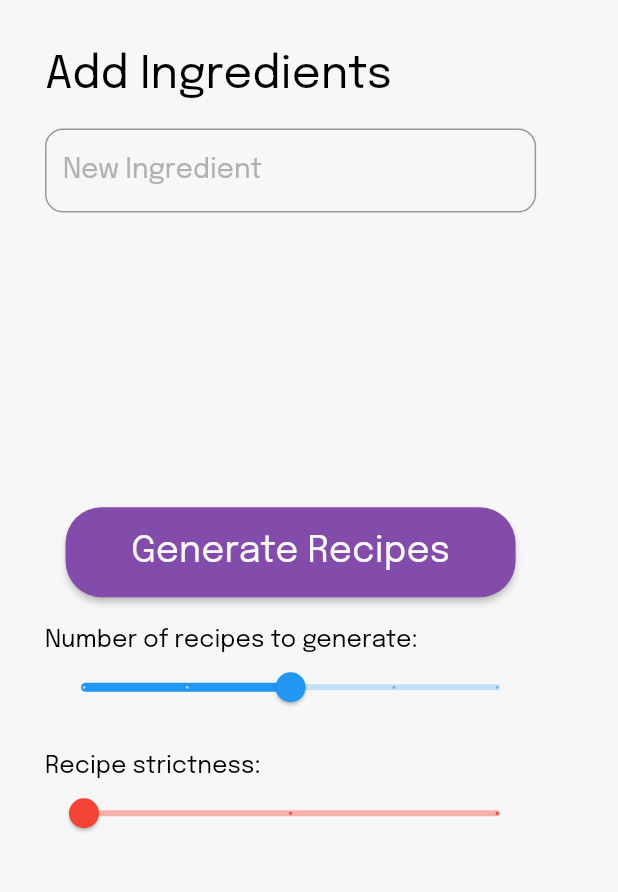
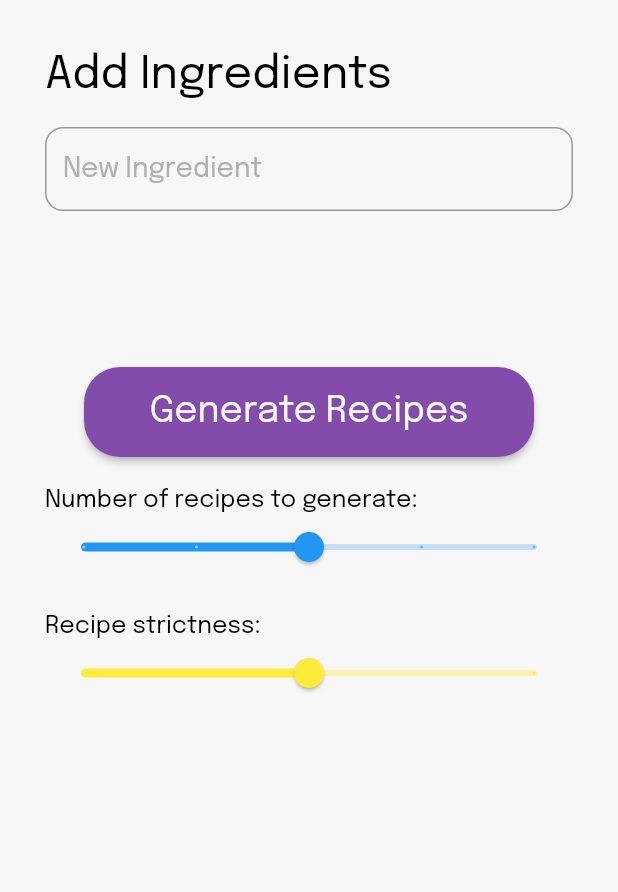
Before and after one commit to tbelyeu/ChefGPT, a Flutter app: the screen it shows after launch, on a phone screen of 412 x 824 dp, the part 62-954 px from its top. Run offline on Flutter 3.47's test engine with Material 2 defaults, Android fonts, the phone set to English and light mode, and no system bars; our stand-ins replace cloud_firestore, expandable, firebase_auth, firebase_core, flutter_dotenv, flutter_sticky_header and 2 more; missing offline and left inert: dart_openai; accounts and stored records are empty; statements that could not run were skipped.

Commit message:
New Recipes Layout for small screens fixed

```diff
--- a/lib/controllers/new_recipe_controller.dart
+++ b/lib/controllers/new_recipe_controller.dart
@@ -127,7 +127,7 @@ class NewRecipeController extends GetxController {
   updateNumberToGenerate(newValue) =>
       numberOfRecipesToGenerate.value = newValue;
 
-  var recipeStrictness = 1.0.obs;
+  var recipeStrictness = 2.0.obs;
   updatStrictness(newValue) => recipeStrictness.value = newValue;
 
   String strictnessLevelMessage(strictness) {
--- a/lib/main.dart
+++ b/lib/main.dart
@@ -20,7 +20,7 @@ Future main() async {
     options: DefaultFirebaseOptions.currentPlatform,
   );
 
-  await dotenv.load();
+  await dotenv.load(fileName: "dotenv");
   OpenAI.apiKey = dotenv.get("OPEN_AI_API_KEY");
 
   Get.put(SideMenuController());
--- a/lib/pages/new_recipe/widgets/add_ingredients_panel.dart
+++ b/lib/pages/new_recipe/widgets/add_ingredients_panel.dart
@@ -49,6 +49,7 @@ class AddIngredientsPanel extends StatelessWidget {
         Expanded(
           child: Obx(
             () => ListView.builder(
+              shrinkWrap: true,
               itemCount: newRecipeController.ingredientsList.length,
               itemBuilder: (context, index) {
                 final ingredient = newRecipeController.ingredientsList[index];
--- a/lib/pages/new_recipe/widgets/new_recipe_small.dart
+++ b/lib/pages/new_recipe/widgets/new_recipe_small.dart
@@ -1,10 +1,11 @@
 import 'package:chefgpt/constants/controllers.dart';
 import 'package:chefgpt/constants/style.dart';
+import 'package:chefgpt/helpers/responsiveness.dart';
 import 'package:chefgpt/pages/new_recipe/widgets/ingredient_card.dart';
 import 'package:chefgpt/pages/new_recipe/widgets/new_recipe_card.dart';
 import 'package:chefgpt/widgets/custom_text.dart';
 import 'package:flutter/material.dart';
-import 'package:flutter/rendering.dart';
+import 'package:flutter_sticky_header/flutter_sticky_header.dart';
 import 'package:get/get.dart';
 
 class NewRecipeSmall extends StatelessWidget {
@@ -14,21 +15,43 @@ class NewRecipeSmall extends StatelessWidget {
   Widget build(BuildContext context) {
     TextEditingController textEditingController = TextEditingController();
     FocusNode focusNode = FocusNode();
+    double width = MediaQuery.of(context).size.width;
+    if (!ResponsiveWidget.isSmallScreen(context)) {
+      width = width * (5 / 6);
+    }
 
-    return Row(
-      children: [
-        const SizedBox(width: 30),
-        Expanded(
-          flex: 6,
-          child: Column(
+    return Padding(
+      padding: const EdgeInsets.symmetric(horizontal: 30),
+      child: CustomScrollView(
+        slivers: [
+          SliverStickyHeader(
+            header: Column(
               crossAxisAlignment: CrossAxisAlignment.start,
               children: [
-              const SizedBox(height: 20),
-              const CustomText(
+                Container(
+                  height: 20,
+                  width: width,
+                  color: light,
+                ),
+                Container(
+                  color: light,
+                  width: width,
+                  height: 40,
+                  child: const CustomText(
                     text: "Add Ingredients",
                     size: 30,
                   ),
-              const SizedBox(height: 20),
+                ),
+                Container(
+                  height: 10,
+                  width: width,
+                  color: Colors.transparent,
+                ),
+              ],
+            ),
+            sliver: SliverList(
+              delegate: SliverChildListDelegate(
+                [
                   TextField(
                     controller: textEditingController,
                     decoration: InputDecoration(
@@ -51,11 +74,13 @@ class NewRecipeSmall extends StatelessWidget {
                     },
                   ),
                   const SizedBox(height: 20),
-              Expanded(
-                child: Obx(
-                  () => ListView.builder(
-                    itemCount: newRecipeController.ingredientsList.length,
-                    itemBuilder: (context, index) {
+                  Obx(
+                    () => newRecipeController.ingredientsList.isNotEmpty
+                        ? Column(
+                            crossAxisAlignment: CrossAxisAlignment.start,
+                            children: List.generate(
+                              newRecipeController.ingredientsList.length,
+                              (index) {
                                 final ingredient =
                                     newRecipeController.ingredientsList[index];
                                 return Padding(
@@ -63,18 +88,22 @@ class NewRecipeSmall extends StatelessWidget {
                                   child: Dismissible(
                                     key: Key(ingredient),
                                     onDismissed: (direction) {
-                            newRecipeController.removeIngredientAtIndex(index);
+                                      newRecipeController
+                                          .removeIngredientAtIndex(index);
 
                                       // TODO:: snackbar style, undo functionality
-                            ScaffoldMessenger.of(context).showSnackBar(
-                                SnackBar(content: Text('$ingredient removed')));
+                                      ScaffoldMessenger.of(context)
+                                          .showSnackBar(SnackBar(
+                                              content:
+                                                  Text('$ingredient removed')));
                                     },
                                     child: IngredientCard(text: ingredient),
                                   ),
                                 );
                               },
                             ),
-                ),
+                          )
+                        : const SizedBox(height: 64),
                   ),
                   const SizedBox(height: 20),
                   Center(
@@ -98,7 +127,8 @@ class NewRecipeSmall extends StatelessWidget {
                   const CustomText(text: "Number of recipes to generate:"),
                   Obx(
                     () => Slider.adaptive(
-                  value: newRecipeController.numberOfRecipesToGenerate.value,
+                      value:
+                          newRecipeController.numberOfRecipesToGenerate.value,
                       onChanged: (newValue) =>
                           newRecipeController.updateNumberToGenerate(newValue),
                       min: 1,
@@ -131,32 +161,66 @@ class NewRecipeSmall extends StatelessWidget {
                   const SizedBox(height: 20),
                   Obx(
                     () => Column(
-                  children: newRecipeController.recipeTitlesList.isNotEmpty
-                      ? [
+                      children: newRecipeController.recipeTitlesList.isEmpty
+                          ? []
+                          : [
                               const Divider(
                                 color: lightGrey,
                                 thickness: 2,
                               ),
                               const SizedBox(height: 20),
-                          const CustomText(
+                            ],
+                    ),
+                  ),
+                ],
+              ),
+            ),
+          ),
+          Obx(
+            () => newRecipeController.recipeTitlesList.isEmpty
+                ? SliverToBoxAdapter(
+                    child: Container(),
+                  )
+                : SliverStickyHeader(
+                    header: Column(
+                      crossAxisAlignment: CrossAxisAlignment.start,
+                      children: [
+                        Container(
+                          height: 20,
+                          width: width,
+                          color: light,
+                        ),
+                        Container(
+                          color: light,
+                          width: width,
+                          height: 40,
+                          child: const CustomText(
                             text: "Recipes",
                             size: 30,
                           ),
-                        ]
-                      : [],
                         ),
+                        Container(
+                          height: 10,
+                          width: width,
+                          color: light,
                         ),
-              const SizedBox(height: 20),
-              Expanded(
-                child: Obx(
-                  () => ListView.builder(
-                    itemCount: newRecipeController.recipeTitlesList.length,
-                    itemBuilder: (context, index) {
-                      final title = newRecipeController.recipeTitlesList[index];
-                      final ingredients =
-                          newRecipeController.recipeIngredientsList[index];
-                      final instructions =
-                          newRecipeController.recipeInstructionsList[index];
+                      ],
+                    ),
+                    sliver: SliverList(
+                      delegate: SliverChildListDelegate(
+                        [
+                          Obx(
+                            () => Column(
+                              crossAxisAlignment: CrossAxisAlignment.start,
+                              children: List.generate(
+                                newRecipeController.recipeTitlesList.length,
+                                (index) {
+                                  final title = newRecipeController
+                                      .recipeTitlesList[index];
+                                  final ingredients = newRecipeController
+                                      .recipeIngredientsList[index];
+                                  final instructions = newRecipeController
+                                      .recipeInstructionsList[index];
 
                                   return Padding(
                                     padding: const EdgeInsets.all(4.0),
@@ -175,11 +239,10 @@ class NewRecipeSmall extends StatelessWidget {
                         ],
                       ),
                     ),
-        Expanded(
-          flex: 1,
-          child: Container(),
-        )
+                  ),
+          ),
         ],
+      ),
     );
   }
 }
--- a/pubspec.yaml
+++ b/pubspec.yaml
@@ -43,6 +43,7 @@ dependencies:
   firebase_auth: ^4.7.2
   cloud_firestore: ^4.8.4
   dart_openai: ^4.0.0
+  flutter_sticky_header: ^0.6.5
 
 dev_dependencies:
   flutter_test:
@@ -72,7 +73,7 @@ flutter:
   #   - images/a_dot_ham.jpeg
   assets:
     - assets/icons/
-    - .env
+    - dotenv
 
   # An image asset can refer to one or more resolution-specific "variants", see
   # https://flutter.dev/assets-and-images/#resolution-aware
```
Also changed, not shown: firebase.json (added), 2 other files. Lines whose indentation alone changed are shown as unchanged.
